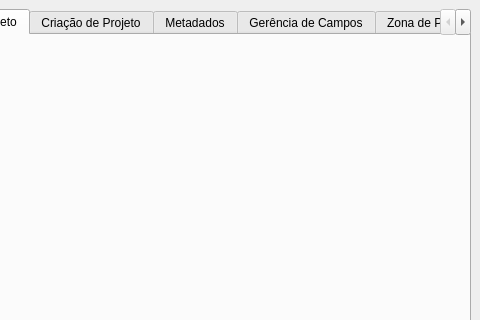
dsgoficial/SAP_Gerente, file uis/mDock.ui: the form before one commit; both pictures show x 111 to 591 and y 0 to 320 of the 591 by 702 pixel window.
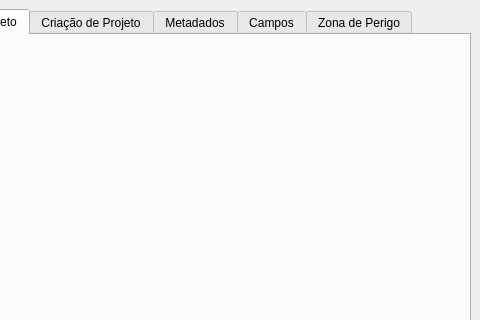
The form after the commit.

Commit message: organização de ferramentas para conformidade com doc

What changed in the file:
```diff
--- a/uis/mDock.ui
+++ b/uis/mDock.ui
@@ -79,7 +79,7 @@
       </widget>
       <widget class="QWidget" name="fieldsTab">
        <attribute name="title">
-        <string>Gerência de Campos</string>
+        <string>Campos</string>
        </attribute>
        <layout class="QVBoxLayout" name="verticalLayout_5">
         <item>
```
The commit also changes 1 other file.
